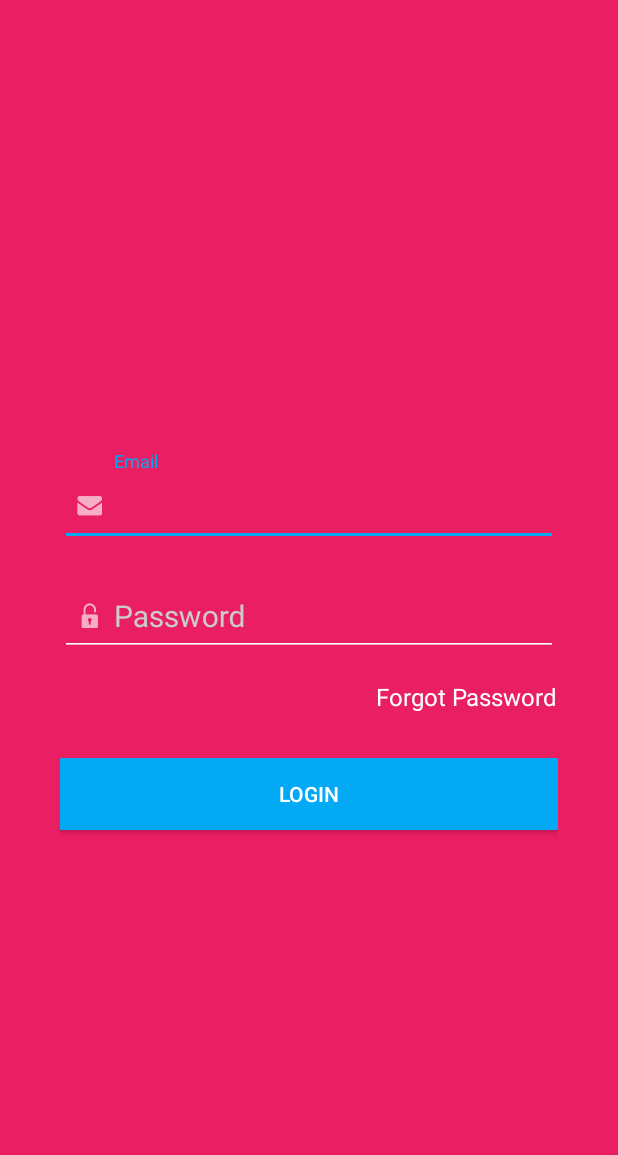
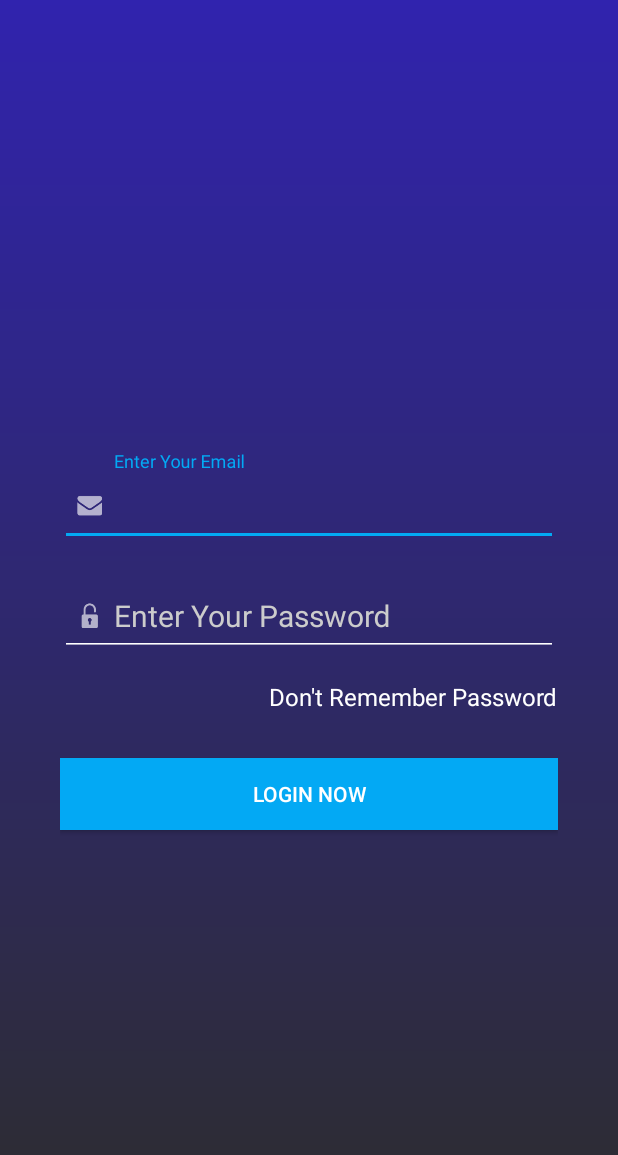
Before and after one commit to nickolastheodoulou/android_app, an Android app: the fragment LoginFragment shown on its own in the app's theme, on a phone screen of 412 x 824 dp. Shown: the top 1155 px of the screen. Run offline under Robolectric (Android 15) with nearby library versions, the phone set to English and light mode, and no system bars; our stand-ins replace Firebase (no records; nobody signed in at launch, a user with empty details on screens opened directly); 1 statement that could not run was skipped.

Commit message:
- add bg colour

```diff
--- /dev/null
+++ b/app/src/main/res/drawable/bg_login.xml
@@ -0,0 +1,9 @@
+<?xml version="1.0" encoding="utf-8"?>
+<shape xmlns:android="http://schemas.android.com/apk/res/android">
+    <gradient
+        android:startColor="@color/colorDarkblue"
+        android:endColor="@color/colorBlack"
+        android:angle="-135" />
+</shape>
+
+<!-- Should add -->
--- /dev/null
+++ b/app/src/main/res/drawable/et_bg.xml
@@ -0,0 +1,5 @@
+<?xml version="1.0" encoding="utf-8"?>
+<shape xmlns:android="http://schemas.android.com/apk/res/android">
+    <solid android:color="@color/login_form_details_light" />
+    <corners android:radius="2dp"/>
+</shape>
--- a/app/src/main/res/layout/fragment_login.xml
+++ b/app/src/main/res/layout/fragment_login.xml
@@ -2,7 +2,7 @@
 <LinearLayout xmlns:android="http://schemas.android.com/apk/res/android"
     android:layout_width="match_parent"
     android:layout_height="match_parent"
-    android:background="@color/colorPrimary"
+    android:background="@drawable/bg_login"
     android:gravity="center"
     android:orientation="vertical"
     android:padding="40dp"
--- a/app/src/main/res/values/colors.xml
+++ b/app/src/main/res/values/colors.xml
@@ -8,4 +8,7 @@
     <color name="colorDeadBackground">#F7F6FB</color>
     <color name="colorWhite">#FFFFFF</color>
     <color name="colorBlack">#2d2d2d</color>
+    <color name="colorDarkblue">#3023AE</color>
+    <color name="colorPurple">#c86dd7</color>
+    <color name="login_form_details_light">#1affffff</color>
 </resources>
--- a/app/src/main/res/values/strings.xml
+++ b/app/src/main/res/values/strings.xml
@@ -6,11 +6,11 @@
     <string name="tab_text_3">Tab 3</string>
     <string name="action_settings">Settings</string>
     <string name="section_format">Hello World from section: %1$d</string>
-    <string name="login">Login</string>
+    <string name="login">Login Now</string>
     <string name="female">Female</string>
     <string name="male">Male</string>
-    <string name="email">Email</string>
-    <string name="password">Password</string>
+    <string name="email">Enter Your Email</string>
+    <string name="password">Enter Your Password</string>
     <string name="gps_network_not_enabled">Location services not enabled</string>
     <string name="open_location_settings">Open location services</string>
     <string name="Cancel">Cancel</string>
@@ -35,7 +35,7 @@
     <string name="logout">LogOut</string>
     <string name="profile_image">profile image</string>
     <string name="no_more_people_to_show">No more People to show…</string>
-    <string name="forgot_password">Forgot Password</string>
+    <string name="forgot_password">Don\'t Remember Password</string>
     <string name="register">Register</string>
     <string name="edit">edit</string>
     <string name="settings">settings</string>
```
